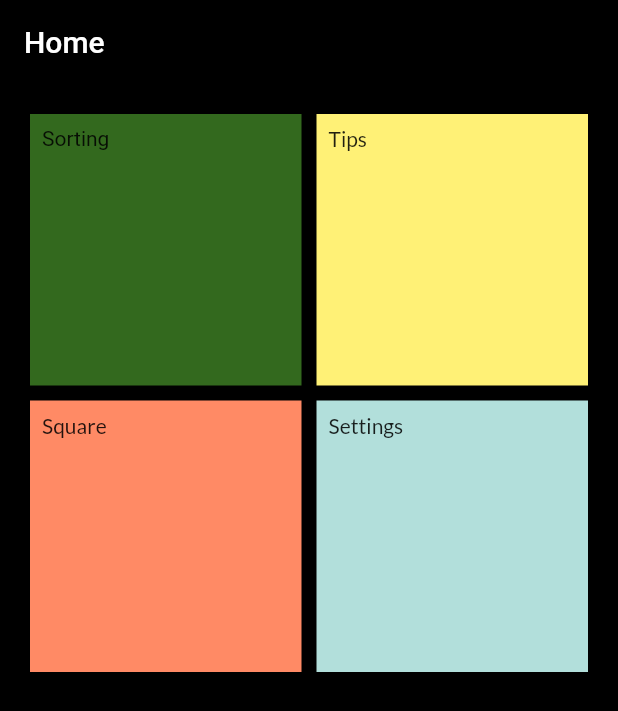
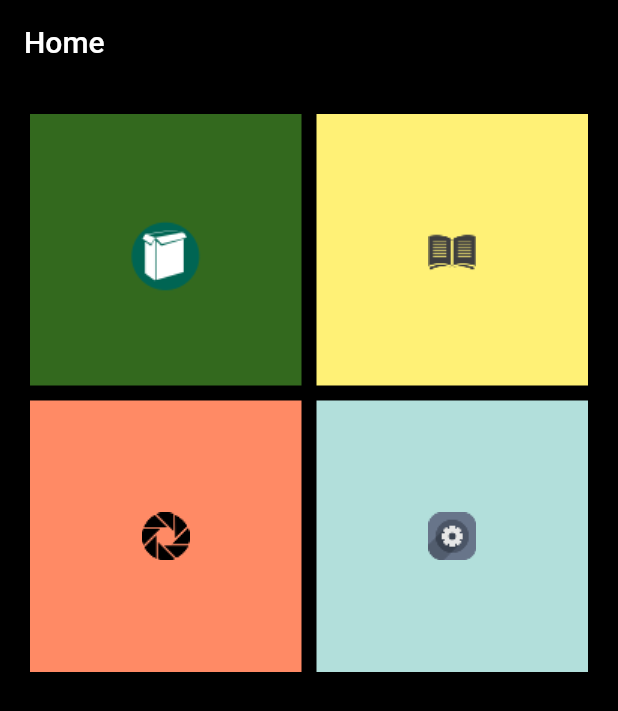
Before and after one commit to L-is-0/GCA, a Flutter app: the screen it shows after launch, on a phone screen of 412 x 824 dp. Shown: the top 711 px of the screen. Run offline on Flutter 3.47's test engine with Material 2 defaults, Android fonts, the light colour scheme and no system bars; our stand-ins replace google_fonts; missing offline and left inert: flappy_search_bar.

Commit message:
added icon

```diff
--- a/lib/main.dart
+++ b/lib/main.dart
@@ -2,6 +2,7 @@
 // Use of this source code is governed by a BSD-style license that can be
 // found in the LICENSE file.
 
+import 'package:flappy_search_bar/flappy_search_bar.dart';
 import 'package:flutter/cupertino.dart';
 import 'package:flutter/material.dart';
 import 'package:gca_app/pages/login.dart';
@@ -52,12 +53,8 @@ class MyHome extends StatelessWidget {
                 onTap: () => Navigator.pushNamed(context, '/sorting'),
                 child: Container(
                   padding: const EdgeInsets.all(8),
-                  child: Text('Sorting',
-                      style: TextStyle(
-//                        fontWeight: FontWeight.bold,
-                  ),
-                  ),
-//                  alignment: Alignment(0.0, 0.0),
+                  child:
+                    Image(image: AssetImage('assets/images/icon1.png')),
                   color: Colors.lightGreen[900],
                 ),
               ),
@@ -65,21 +62,22 @@ class MyHome extends StatelessWidget {
                 onTap: () => Navigator.pushNamed(context, '/tips'),
                 child: Container(
                   padding: const EdgeInsets.all(8),
-                  child: Text('Tips', style: GoogleFonts.lato()),
+                  child:
+                    Image(image: AssetImage('assets/images/icon3.png')),
                   color: Colors.yellow[300],
                 ),
               ),GestureDetector(
                 onTap: () => Navigator.pushNamed(context, '/square'),
                 child: Container(
                   padding: const EdgeInsets.all(8),
-                  child: Text('Square', style: GoogleFonts.lato()),
+                  child: Image(image: AssetImage('assets/images/icon2.png')),
                   color: Colors.deepOrange[300],
                 ),
               ),GestureDetector(
                 onTap: () => Navigator.pushNamed(context, '/settings'),
                 child: Container(
                   padding: const EdgeInsets.all(8),
-                  child: Text('Settings', style: GoogleFonts.lato()),
+                  child: Image(image: AssetImage('assets/images/icon4.png')),
                   color: Colors.teal[100],
                 ),
               ),
--- a/pubspec.yaml
+++ b/pubspec.yaml
@@ -24,6 +24,7 @@ dependencies:
   # Use with the CupertinoIcons class for iOS style icons.
   cupertino_icons: ^0.1.2
   google_fonts: ^0.3.9
+  flappy_search_bar: 1.4.1
 
 dev_dependencies:
   flutter_test:
@@ -42,9 +43,8 @@ flutter:
   uses-material-design: true
 
   # To add assets to your application, add an assets section, like this:
-  # assets:
-  #   - images/a_dot_burr.jpeg
-  #   - images/a_dot_ham.jpeg
+  assets:
+     - assets/images/
 
   # An image asset can refer to one or more resolution-specific "variants", see
   # https://flutter.dev/assets-and-images/#resolution-aware.
```
Also changed, not shown: assets/images/icon1.png (added), assets/images/icon2.png (added), assets/images/icon3.png (added), assets/images/icon4.png (added), pubspec.lock.
